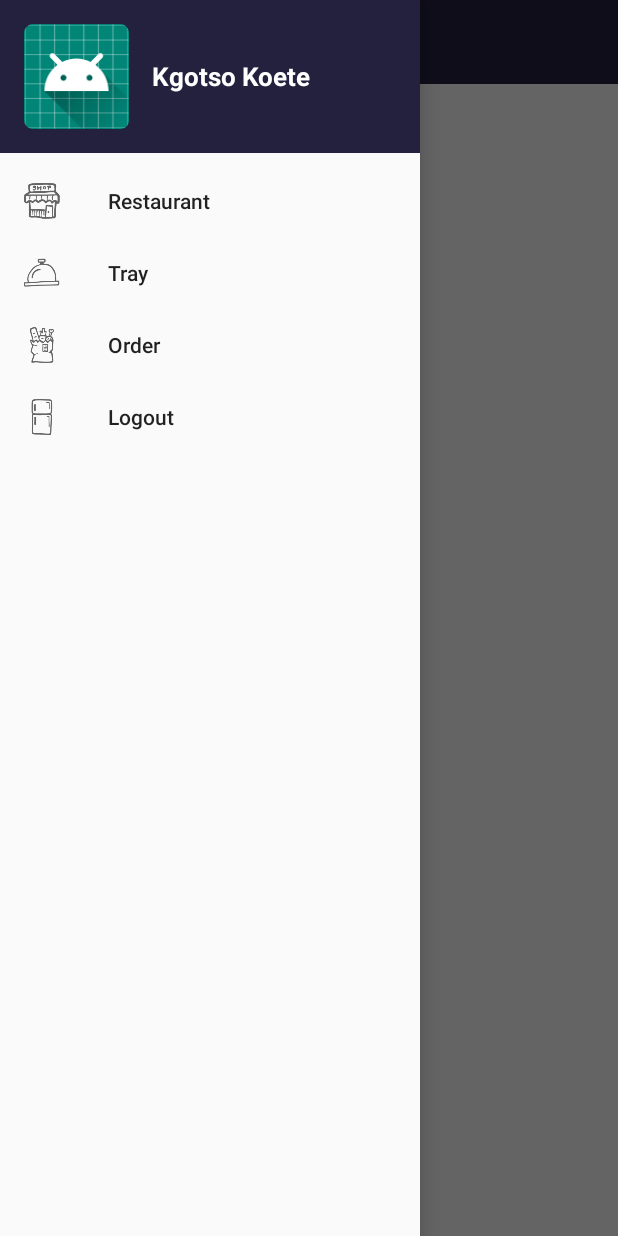
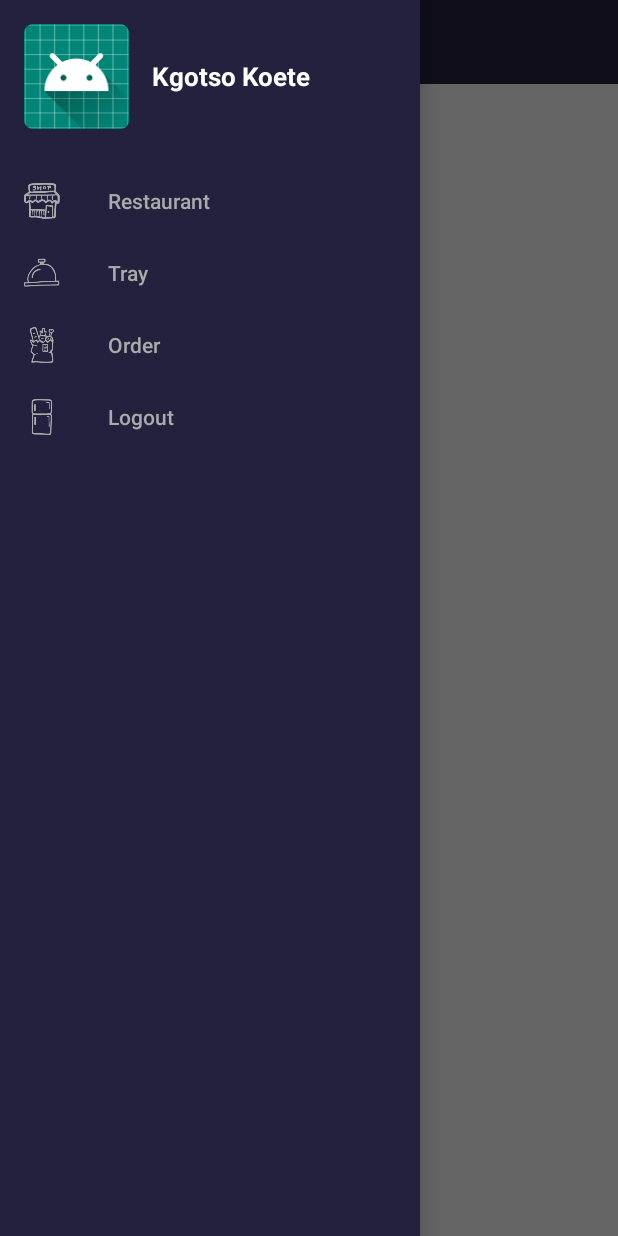
Before and after one commit to Kgotso-Koete/foodTasker-customer-driver-mobile-app, an Android app: the CustomerMainActivity screen opened directly, with no data from a screen before it, with the side drawer open, on a phone screen of 412 x 824 dp. Run offline under Robolectric (Android 15) with nearby library versions, the phone set to English and light mode, and no system bars.

Commit message:
Updating Side Menu

```diff
--- a/app/src/main/java/com/example/foodtasker/CustomerMainActivity.java
+++ b/app/src/main/java/com/example/foodtasker/CustomerMainActivity.java
@@ -25,6 +25,8 @@ public class CustomerMainActivity extends AppCompatActivity {
         ActionBar actionbar = getSupportActionBar();
         actionbar.setDisplayHomeAsUpEnabled(true);
         actionbar.setHomeAsUpIndicator(R.drawable.icon_menu_24dp);
+        // remove title from action bar
+        getSupportActionBar().setDisplayShowTitleEnabled(false);
 
 
         mDrawerLayout = findViewById(R.id.drawer_layout);
--- a/app/src/main/res/layout/activity_customer_main.xml
+++ b/app/src/main/res/layout/activity_customer_main.xml
@@ -5,19 +5,19 @@
     xmlns:app="http://schemas.android.com/apk/res-auto"
     android:id="@+id/drawer_layout"
     android:layout_width="match_parent"
-    android:layout_height="match_parent"
-    android:fitsSystemWindows="true">
+    android:layout_height="match_parent">
 
     <!-- Layout to contain contents of main body of screen (drawer will slide over this) -->
     <LinearLayout
         android:layout_width="match_parent"
         android:layout_height="match_parent"
         android:orientation="vertical">
+
         <androidx.appcompat.widget.Toolbar
             android:id="@+id/toolbar"
             android:layout_width="match_parent"
             android:layout_height="?attr/actionBarSize"
-            android:theme="@style/AppTheme.Dark"/>
+            android:theme="@style/AppTheme.Dark" />
         <FrameLayout
             android:id="@+id/content_frame"
             android:layout_width="match_parent"
@@ -31,7 +31,10 @@
         android:layout_height="match_parent"
         android:layout_gravity="start"
         android:fitsSystemWindows="true"
+        android:theme="@style/AppTheme.Dark"
         app:menu="@menu/drawer_view"
-        app:headerLayout="@layout/nav_header"/>
+        app:headerLayout="@layout/nav_header"
+        app:itemIconTint="@color/colorLightGray"
+        app:itemTextColor="@color/colorLightGray"/>
 
 </androidx.drawerlayout.widget.DrawerLayout>
--- a/app/src/main/res/layout/nav_header.xml
+++ b/app/src/main/res/layout/nav_header.xml
@@ -8,12 +8,13 @@
     android:orientation="horizontal"
     android:padding="16dp"
     android:theme="@style/ThemeOverlay.AppCompat.Dark">
+
     <ImageView
         android:id="@+id/customer_avatar"
         android:layout_width="70dp"
         android:layout_height="70dp"
-        app:srcCompat="@mipmap/ic_launcher_round"
-        android:contentDescription="@string/todo" />
+        android:contentDescription="@string/profile_pic"
+        app:srcCompat="@mipmap/ic_launcher_round" />
     <TextView
         android:id="@+id/customer_name"
         android:layout_width="0dp"
--- a/app/src/main/res/values/strings.xml
+++ b/app/src/main/res/values/strings.xml
@@ -13,4 +13,5 @@
     <string name="logout">Logout</string>
     <string name="kgotso_koete">Kgotso Koete</string>
     <string name="todo2">TODO2</string>
+    <string name="profile_pic">profile_pic</string>
 </resources>
```
